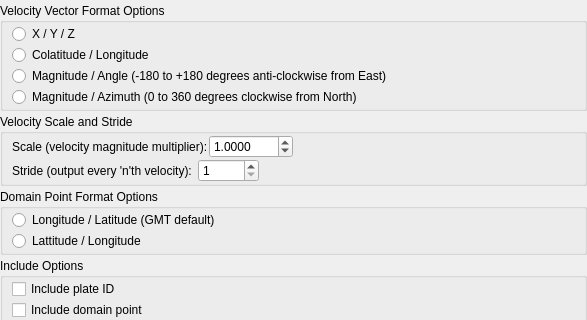
Above: src/qt-widgets/ExportVelocityOptionsWidgetUi.ui from GPlates/GPlates before the change; both pictures show x 0 to 587 and y 0 to 320 of the 587 by 622 pixel window. Below: the same form after it.
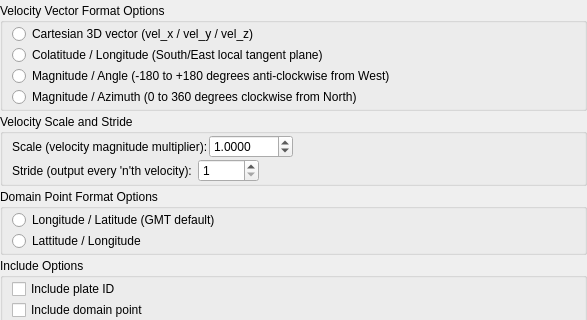
That is the form after the change.

```diff
--- a/src/qt-widgets/ExportVelocityOptionsWidgetUi.ui
+++ b/src/qt-widgets/ExportVelocityOptionsWidgetUi.ui
@@ -50,21 +50,21 @@
          <item>
           <widget class="QRadioButton" name="velocity_vector_3D_radio_button">
            <property name="text">
-            <string>X / Y / Z</string>
+            <string>Cartesian 3D vector (vel_x / vel_y / vel_z)</string>
            </property>
           </widget>
          </item>
          <item>
           <widget class="QRadioButton" name="velocity_vector_colat_lon_radio_button">
            <property name="text">
-            <string>Colatitude / Longitude</string>
+            <string>Colatitude / Longitude (South/East local tangent plane)</string>
            </property>
           </widget>
          </item>
          <item>
           <widget class="QRadioButton" name="velocity_vector_magnitude_angle_radio_button">
            <property name="text">
-            <string>Magnitude / Angle (-180 to +180 degrees anti-clockwise from East)</string>
+            <string>Magnitude / Angle (-180 to +180 degrees anti-clockwise from West)</string>
            </property>
           </widget>
          </item>
```
